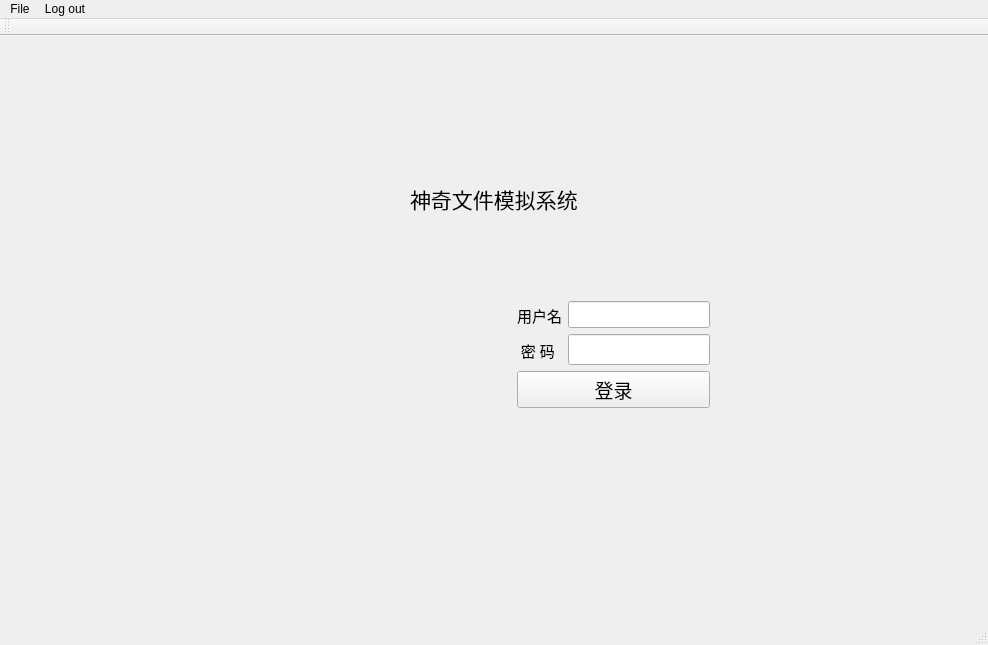
This is FileSystemSimulation/mainwindow.ui in Acytoo/File_system_simulation as Qt 5 draws it before an edit. The edited form follows.
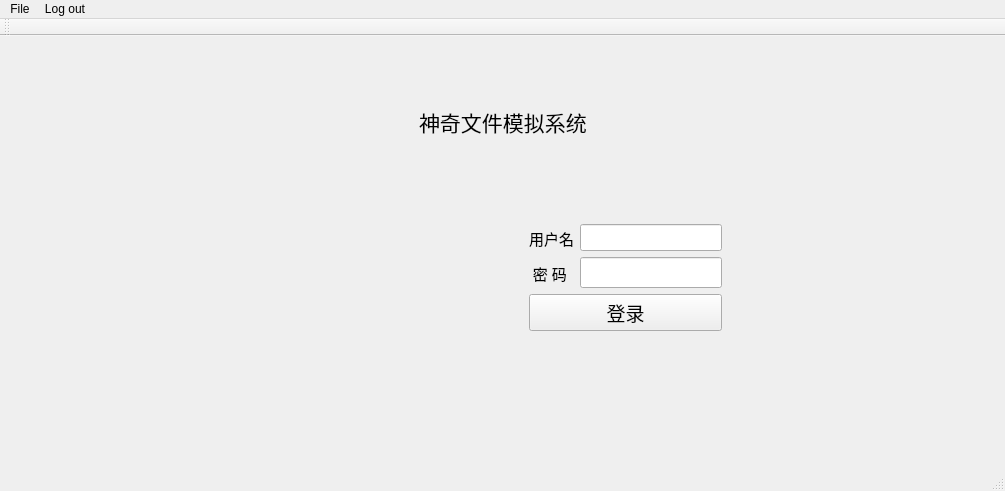
This is the edited form. Icons and pictures are not drawn.

What changed in the file:
```diff
--- a/FileSystemSimulation/mainwindow.ui
+++ b/FileSystemSimulation/mainwindow.ui
@@ -6,8 +6,8 @@
    <rect>
     <x>0</x>
     <y>0</y>
-    <width>988</width>
-    <height>645</height>
+    <width>1005</width>
+    <height>491</height>
    </rect>
   </property>
   <property name="windowTitle">
@@ -282,7 +282,7 @@
                </font>
               </property>
               <property name="text">
-               <string> </string>
+               <string/>
               </property>
               <property name="alignment">
                <set>Qt::AlignCenter</set>
@@ -330,7 +330,7 @@
     <rect>
      <x>0</x>
      <y>0</y>
-     <width>988</width>
+     <width>1005</width>
      <height>21</height>
     </rect>
    </property>
```
